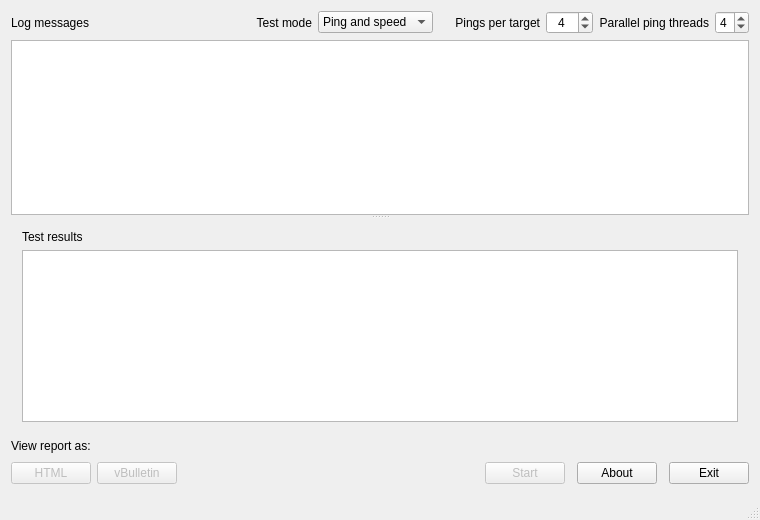
This is gui/mainwindow.ui in AlexGidarakos/QSpeedTest as Qt 5 draws it before an edit. The edited form follows.
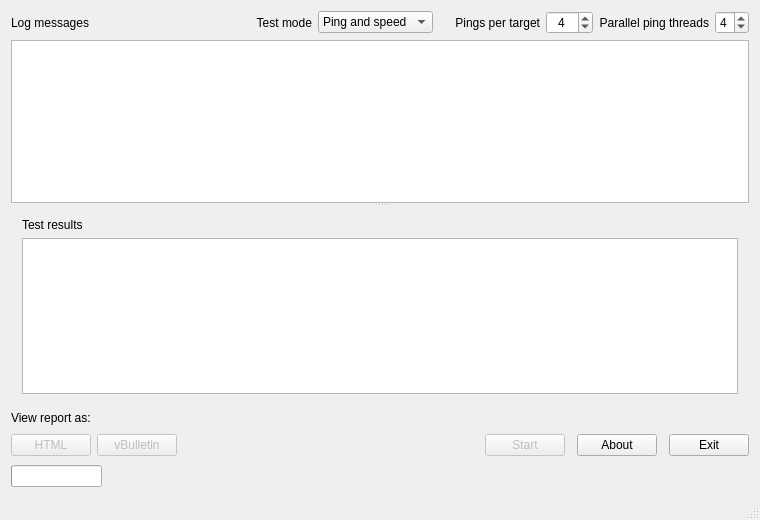
This is the edited form.

Commit message: revision 33 - 20100704                                              |     * Feature request: Added progress bar to indicate the progress  |       of a speed test                                               |     * HTML and vB code output: Added a Google Chart URL showing     |       average latency per ping group                                |     * HTML and vB code output: Fixed a small bug regarding the      |       "Speed only" mode                                             |

```diff
--- a/gui/mainwindow.ui
+++ b/gui/mainwindow.ui
@@ -345,6 +345,9 @@
       </item>
      </layout>
     </item>
+    <item row="4" column="0">
+     <widget class="QProgressBar" name="progressBar"/>
+    </item>
    </layout>
   </widget>
   <widget class="QMenuBar" name="menuBar">
```
The commit also changes 24 other files.
